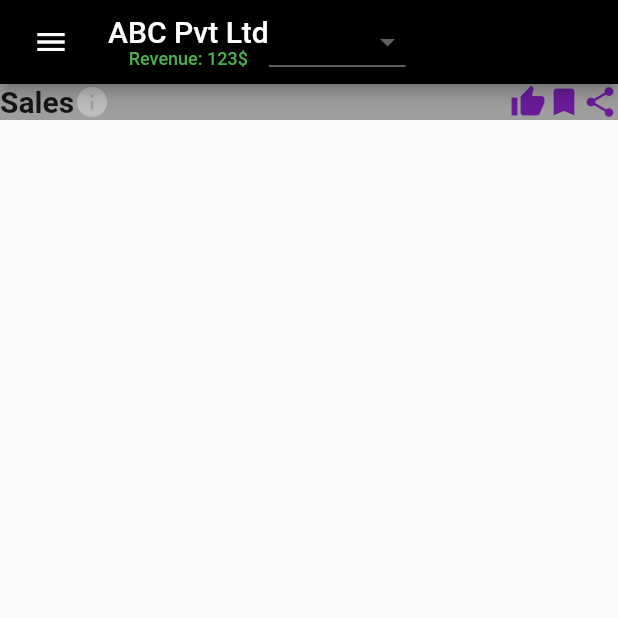
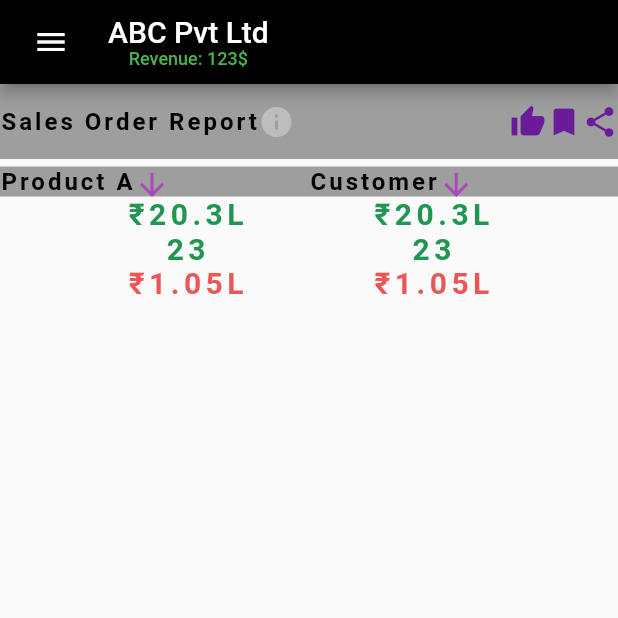
Before and after one commit to TallyAssist/TallyAssist, a Flutter app: the SalesOrderReportScreen screen opened directly, on a phone screen of 412 x 824 dp, the top half of it. Run offline on Flutter 3.47's test engine with Material 2 defaults, Android fonts, the phone set to English and light mode, and no system bars; our stand-ins replace charts_flutter, flutter_login; Roboto replaces fonts that are missing (Poppins).

Commit message:
completes title screen among other things

```diff
--- a/lib/homescreen.dart
+++ b/lib/homescreen.dart
@@ -5,16 +5,22 @@ class HomeScreen extends StatelessWidget {
   @override
   Widget build(BuildContext context) {
     return Scaffold(
-      body: Stack(
-        fit: StackFit.loose,
+      body: SafeArea(
+        child: Stack(
+          fit: StackFit.expand,
           children: <Widget>[
             Image(
-            image: AssetImage('graphics/rumi-gate.jpg'),
+              image: AssetImage('graphics/dataanalysis.png'),
+              fit: BoxFit.fill,
             ),
-          Center(
+            Positioned(
+              right: 10,
+              left: 10,
+              bottom: 30,
               child: HomeScreenButton(),
             ),
           ],
+        ),
       ),
     );
   }
@@ -27,8 +33,10 @@ class HomeScreenButton extends StatelessWidget {
         mainAxisSize: MainAxisSize.min,
         children: <Widget>[
           HomeScreenText(),
-          const SizedBox(height: 30),
-          RaisedButton(
+          const SizedBox(height: 20),
+          ClipRRect(
+            borderRadius: BorderRadius.circular(20.0),
+            child: RaisedButton(
               onPressed: () {
                 Navigator.push(
                   context,
@@ -38,17 +46,10 @@ class HomeScreenButton extends StatelessWidget {
               textColor: Colors.white,
               padding: const EdgeInsets.all(0.0),
               child: Container(
-              decoration: const BoxDecoration(
-                gradient: LinearGradient(
-                  colors: <Color>[
-                    Color(0xFF0D47A1),
-                    Color(0xFF1976D2),
-                    Color(0xFF42A5F5),
-                  ],
-                ),
-              ),
+                color: Colors.purple,
                 padding: const EdgeInsets.all(10.0),
                 child: const Text('Start Now!', style: TextStyle(fontSize: 20)),
+              ),
             ),
           ),
         ],
@@ -60,10 +61,19 @@ class HomeScreenButton extends StatelessWidget {
 class HomeScreenText extends StatelessWidget {
   @override
   Widget build(BuildContext context) {
-    return Text(
+    return Column(
+      children: <Widget>[
+        Text(
           "BizAssist",
           style: TextStyle(
-          color: Colors.blue, fontWeight: FontWeight.bold, fontSize: 40),
+              color: Colors.purple, fontWeight: FontWeight.bold, fontSize: 40),
+        ),
+        const SizedBox(height: 10),
+        Text(
+          "Your own business assistant",
+          style: TextStyle(fontSize: 20),
+        ),
+      ],
     );
   }
 }
--- a/lib/salesorderreport.dart
+++ b/lib/salesorderreport.dart
@@ -13,6 +13,7 @@ class SalesOrderReportScreen extends StatelessWidget {
             onPressed: () {
               Navigator.of(context).pushReplacement(
                 MaterialPageRoute(
+                  // builder: (context) => MenuScreen(),
                   builder: (context) => MenuScreen(),
                 ),
               );
@@ -33,18 +34,18 @@ class SalesOrderReportScreen extends StatelessWidget {
                 ),
               ],
             ),
-            DropdownButton(
-              value: '1 month',
-              items: <String>['1 month', '3 months', '6 months', '1 year']
-                  .map((String value) {
-                return new DropdownMenuItem<String>(
-                  value: value,
-                  child: new Text(value),
-                );
-              }).toList(),
-              onChanged: (_) {},
-              isExpanded: true,
-            ),
+            // DropdownButton(
+            //   value: '1 month',
+            //   items: <String>['1 month', '3 months', '6 months', '1 year']
+            //       .map((String value) {
+            //     return new DropdownMenuItem<String>(
+            //       value: value,
+            //       child: new Text(value),
+            //     );
+            //   }).toList(),
+            //   onChanged: (_) {},
+            //   isExpanded: true,
+            // ),
           ],
         ),
         backgroundColor: Colors.black,
@@ -55,38 +56,187 @@ class SalesOrderReportScreen extends StatelessWidget {
           )
         ],
       ),
-      body: Container(child: SalesOrderReportWidget()),
+      body: Container(child: SalesOrderReportList()),
     );
   }
 }
 
-class SalesOrderReportWidget extends StatelessWidget {
-  const SalesOrderReportWidget({
+class SalesOrderReportList extends StatelessWidget {
+  const SalesOrderReportList({
     Key key,
   }) : super(key: key);
 
   @override
   Widget build(BuildContext context) {
     return Container(
-      child: Column(
+      child: ListView(
         children: <Widget>[
           // Headline
           Container(
             child: SalesOrderReportWidgetTitleRow(),
             color: Colors.grey,
+            height: 50,
           ),
           const SizedBox(
+            height: 5,
+          ),
+          // Product and Customer subheadings
+          Container(
+            child: Row(
+              mainAxisAlignment: MainAxisAlignment.spaceEvenly,
+              // crossAxisAlignment: CrossAxisAlignment.stretch,
+              children: <Widget>[
+                Flexible(flex: 5, child: SalesOrderReportProductSubtitle()),
+                Flexible(flex: 5, child: SalesOrderReportCustomerSubtitle()),
+              ],
+            ),
             height: 20,
           ),
           // Product and Customer metrics
           Row(
+            mainAxisAlignment: MainAxisAlignment.spaceEvenly,
             children: <Widget>[
-
+              Column(
+                children: <Widget>[
+                  new Text(
+                    "₹20.3L",
+                    style: TextStyle(
+                      fontFamily: 'Poppins',
+                      color: Color(0xff219653),
+                      fontSize: 20,
+                      fontWeight: FontWeight.w700,
+                      fontStyle: FontStyle.normal,
+                      letterSpacing: 3,
+                    ),
+                  ),
+                  new Text(
+                    "23",
+                    style: TextStyle(
+                      fontFamily: 'Poppins',
+                      color: Color(0xff219653),
+                      fontSize: 20,
+                      fontWeight: FontWeight.w700,
+                      fontStyle: FontStyle.normal,
+                      letterSpacing: 3,
+                    ),
+                  ),
+                  new Text(
+                    "₹1.05L",
+                    style: TextStyle(
+                      fontFamily: 'Poppins',
+                      color: Color(0xffeb5757),
+                      fontSize: 20,
+                      fontWeight: FontWeight.w700,
+                      fontStyle: FontStyle.normal,
+                      letterSpacing: 3,
+                    ),
+                  ),
+                ],
+              ),
+              Column(
+                children: <Widget>[
+                  new Text(
+                    "₹20.3L",
+                    style: TextStyle(
+                      fontFamily: 'Poppins',
+                      color: Color(0xff219653),
+                      fontSize: 20,
+                      fontWeight: FontWeight.w700,
+                      fontStyle: FontStyle.normal,
+                      letterSpacing: 3,
+                    ),
+                  ),
+                  new Text(
+                    "23",
+                    style: TextStyle(
+                      fontFamily: 'Poppins',
+                      color: Color(0xff219653),
+                      fontSize: 20,
+                      fontWeight: FontWeight.w700,
+                      fontStyle: FontStyle.normal,
+                      letterSpacing: 3,
+                    ),
+                  ),
+                  new Text(
+                    "₹1.05L",
+                    style: TextStyle(
+                      fontFamily: 'Poppins',
+                      color: Color(0xffeb5757),
+                      fontSize: 20,
+                      fontWeight: FontWeight.w700,
+                      fontStyle: FontStyle.normal,
+                      letterSpacing: 3,
+                    ),
+                  ),
+                ],
+              ),
             ],
           )
-          // Pending Sales subheading
+          // Pending Sales list
+        ],
+      ),
+    );
+  }
+}
 
-          // Pending Sales list
+class SalesOrderReportCustomerSubtitle extends StatelessWidget {
+  const SalesOrderReportCustomerSubtitle({
+    Key key,
+  }) : super(key: key);
+
+  @override
+  Widget build(BuildContext context) {
+    return Container(
+      color: Colors.grey,
+      child: Row(
+        children: <Widget>[
+          new Text(
+            "Customer",
+            style: TextStyle(
+              fontFamily: 'Poppins',
+              color: Colors.black,
+              fontSize: 16,
+              fontWeight: FontWeight.bold,
+              fontStyle: FontStyle.normal,
+              letterSpacing: 2,
+            ),
+          ),
+          Icon(
+            Icons.arrow_downward,
+            color: Colors.purple[400],
+          ),
+        ],
+      ),
+    );
+  }
+}
+
+class SalesOrderReportProductSubtitle extends StatelessWidget {
+  const SalesOrderReportProductSubtitle({
+    Key key,
+  }) : super(key: key);
+
+  @override
+  Widget build(BuildContext context) {
+    return Container(
+      color: Colors.grey,
+      child: Row(
+        children: <Widget>[
+          new Text(
+            "Product A",
+            style: TextStyle(
+              fontFamily: 'Poppins',
+              color: Colors.black,
+              fontSize: 16,
+              fontWeight: FontWeight.bold,
+              fontStyle: FontStyle.normal,
+              letterSpacing: 2,
+            ),
+          ),
+          Icon(
+            Icons.arrow_downward,
+            color: Colors.purple[400],
+          ),
         ],
       ),
     );
@@ -106,10 +256,15 @@ class SalesOrderReportWidgetTitleRow extends StatelessWidget {
         Container(
           child: Row(
             children: <Widget>[
-              Text(
-                'Sales',
-                style: TextStyle(fontWeight: FontWeight.bold, fontSize: 20),
-              ),
+              new Text("Sales Order Report",
+                  style: TextStyle(
+                    fontFamily: 'Poppins',
+                    color: Color(0xff000000),
+                    fontSize: 16,
+                    fontWeight: FontWeight.bold,
+                    fontStyle: FontStyle.normal,
+                    letterSpacing: 2,
+                  )),
               Icon(
                 Icons.info,
                 color: Colors.grey[400],
--- /dev/null
+++ b/lib/theme.dart
@@ -0,0 +1,3 @@
+class Colors {
+
+}
--- a/pubspec.yaml
+++ b/pubspec.yaml
@@ -46,8 +46,8 @@ flutter:
   # To add assets to your application, add an assets section, like this:
   assets:
     - graphics/rumi-gate.jpg
-  #  - images/a_dot_burr.jpeg
-  #  - images/a_dot_ham.jpeg
+    - graphics/dataanalysis.png
+
 
   # An image asset can refer to one or more resolution-specific "variants", see
   # https://flutter.dev/assets-and-images/#resolution-aware.
```
Also changed, not shown: graphics/dataanalysis.png (added). Lines whose indentation alone changed are shown as unchanged.
